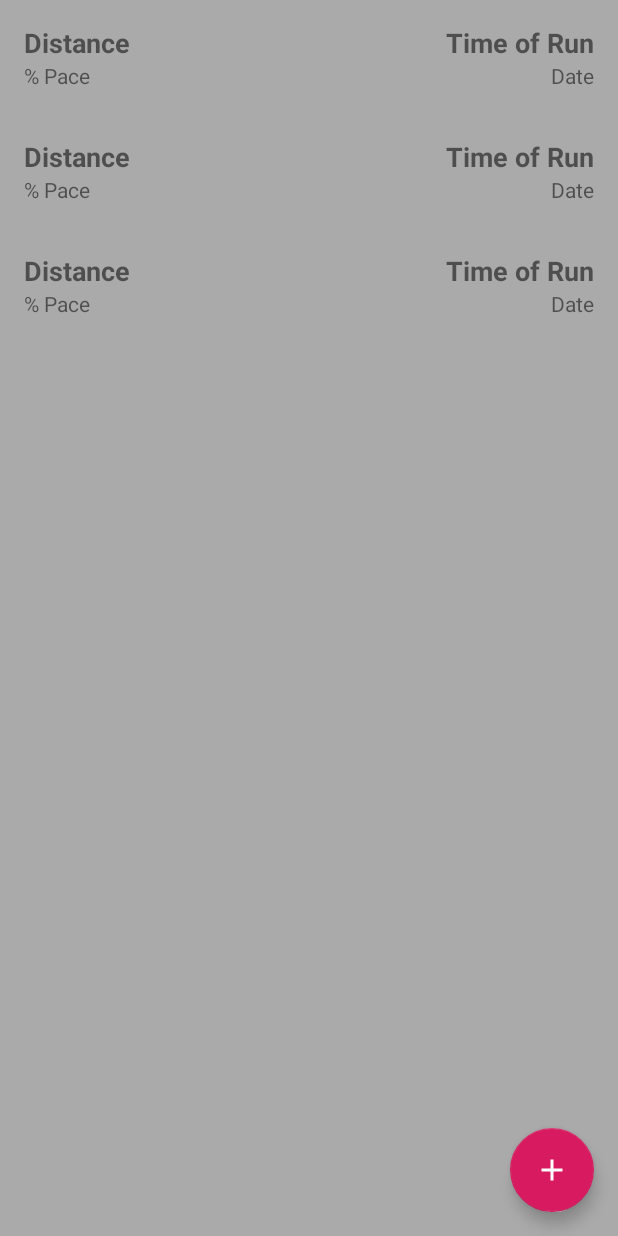
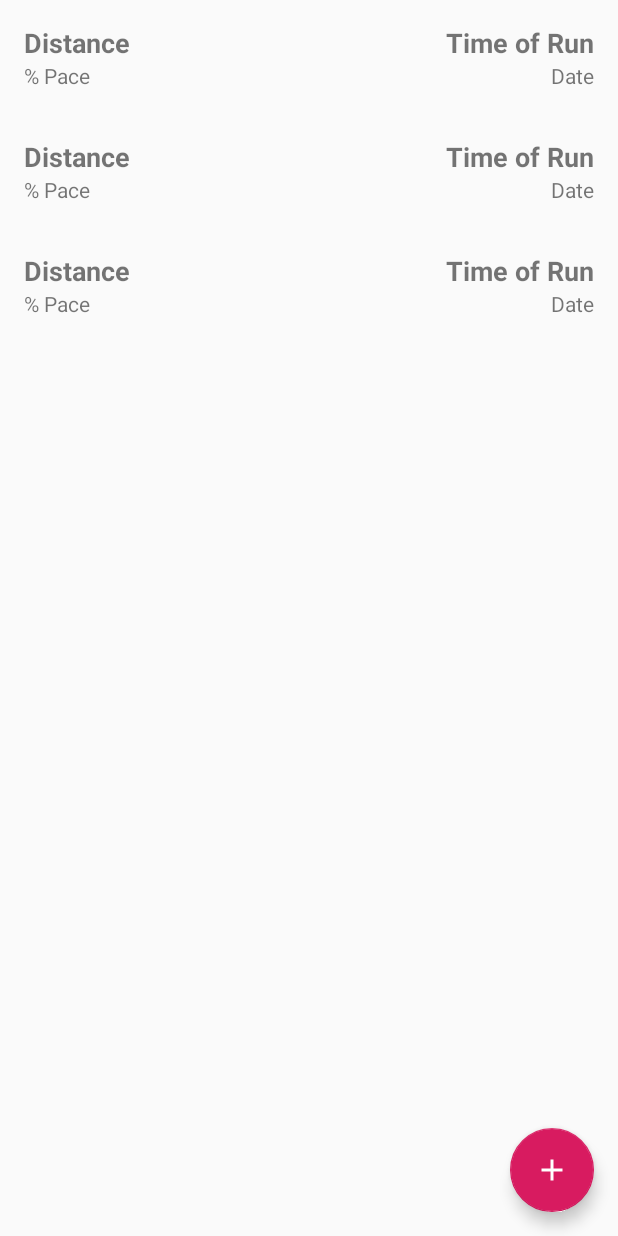
Before and after one commit to khan-taimoor/TreadPace, an Android app: the layout home_layout.xml on its own in the app's theme, with its tools: preview values and no code run, on a phone screen of 412 x 824 dp. Run offline under Robolectric (Android 15) with nearby library versions, the phone set to English and light mode, and no system bars.

Commit message:
white background on recycler view

```diff
--- a/app/build.gradle
+++ b/app/build.gradle
@@ -137,5 +137,6 @@ dependencies {
     kapt "androidx.lifecycle:lifecycle-compiler:$rootProject.archLifecycleVersion"
     implementation "androidx.lifecycle:lifecycle-viewmodel-ktx:$rootProject.archLifecycleVersion"
 
+    implementation 'androidx.recyclerview:recyclerview:1.1.0-beta02'
 
 }
--- a/app/src/main/res/layout/home_layout.xml
+++ b/app/src/main/res/layout/home_layout.xml
@@ -11,7 +11,6 @@
         android:id="@+id/recyclerview"
         android:layout_width="0dp"
         android:layout_height="0dp"
-        android:background="@android:color/darker_gray"
         tools:listitem="@layout/recyclerview_item"
         app:layout_constraintBottom_toBottomOf="parent"
         app:layout_constraintLeft_toLeftOf="parent"
--- a/app/src/main/res/values/colors.xml
+++ b/app/src/main/res/values/colors.xml
@@ -3,4 +3,5 @@
     <color name="colorPrimary">#008577</color>
     <color name="colorPrimaryDark">#00574B</color>
     <color name="colorAccent">#D81B60</color>
+    <color name="recyclerviewColor">#FFFFFF</color>
 </resources>
--- a/app/src/main/res/values/styles.xml
+++ b/app/src/main/res/values/styles.xml
@@ -6,6 +6,7 @@
         <item name="colorPrimary">@color/colorPrimary</item>
         <item name="colorPrimaryDark">@color/colorPrimaryDark</item>
         <item name="colorAccent">@color/colorAccent</item>
+        <item name="recyclerViewStyle">@style/DefaultRecyclerViewStyle</item>
     </style>
 
     <style name="AppTheme.NoActionBar">
@@ -16,5 +17,9 @@
     <style name="AppTheme.AppBarOverlay" parent="ThemeOverlay.AppCompat.Dark.ActionBar" />
 
     <style name="AppTheme.PopupOverlay" parent="ThemeOverlay.AppCompat.Light" />
+    <style name="DefaultRecyclerViewStyle">
+        <item name="background">@color/recyclerviewColor</item>
+
+    </style>
 
 </resources>
```
